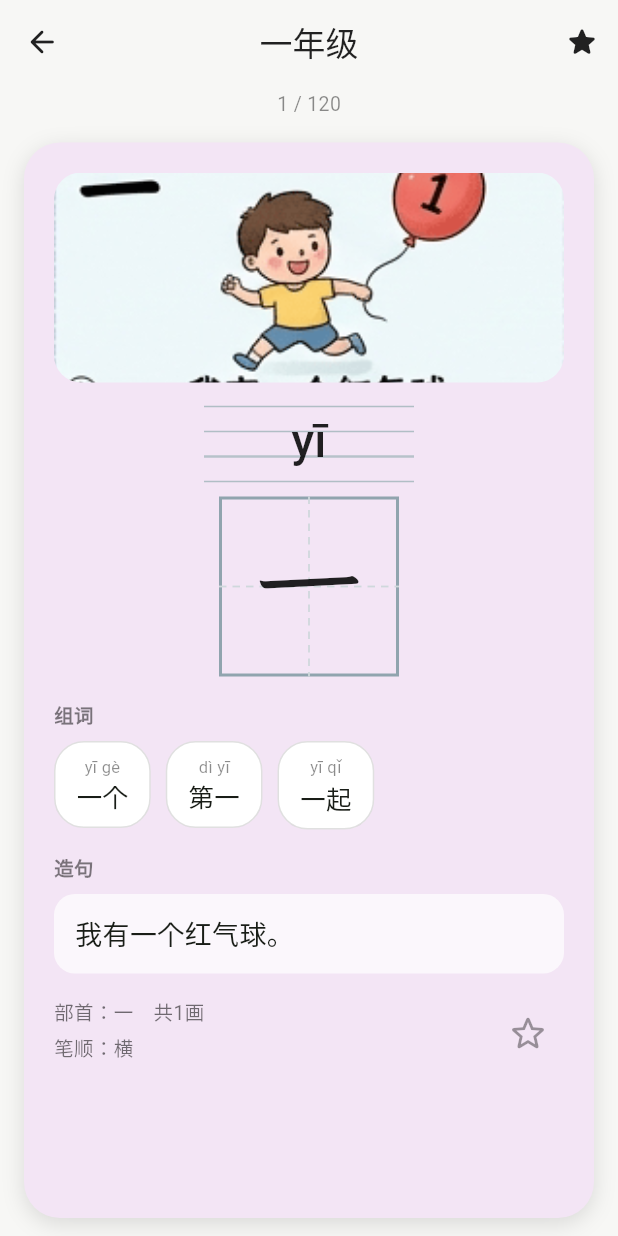
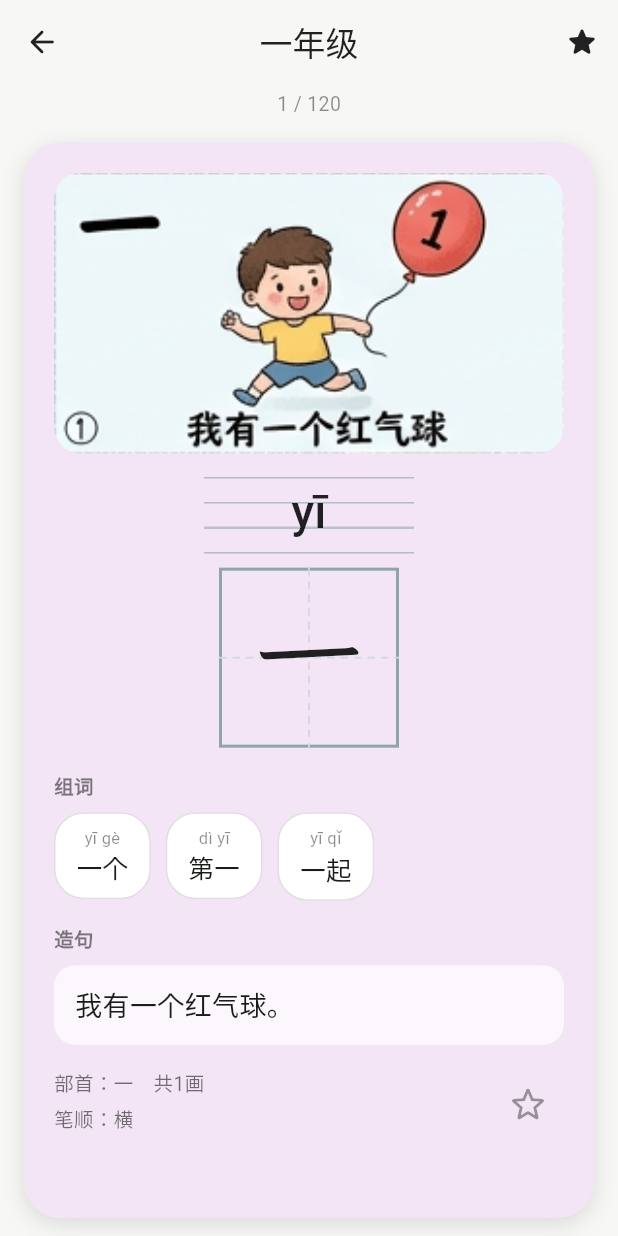
Before and after one commit to manyi100/StudyChineseWord, a Flutter app: the screen it shows after launch, after a tap on an icon or button, on a phone screen of 412 x 824 dp. Run offline on Flutter 3.47's test engine with Material 3 defaults, Android fonts, the phone set to English and light mode, and no system bars; our stand-ins replace flutter_tts, shared_preferences.

Commit message:
Match image frame to each illustration's real aspect ratio

```diff
--- a/lib/widgets/character_card.dart
+++ b/lib/widgets/character_card.dart
@@ -68,37 +68,24 @@ class CharacterCard extends StatelessWidget {
                 ),
               ),
 
-            // 配图区：有配图就铺满整个圆角框，没有(imageAsset为空)才显示占位图标。
-            // 注意不要在外层 Container 上加 alignment：一旦给了对齐方式，子组件会按
-            // 图片自身的尺寸居中，左右两侧就会露出底色，看起来像一条白边。
+            // 配图区：按每张图自己的真实宽高比显示，铺满圆角框，不裁切也不留白。
+            // 实测这批插图比例在 1.81~2.0 之间浮动，写死 1.81 会让大部分图上下被
+            // 裁掉一点，所以这里先按 1.81 占位，取到真实尺寸后自动校正。
+            // 注意不要在外层加 alignment：一旦给了对齐方式，子组件会按图片自身
+            // 尺寸居中，左右两侧就会露出底色，看起来像一条白边。
             ClipRRect(
               borderRadius: BorderRadius.circular(18),
-              child: SizedBox(
-                height: 140,
-                width: double.infinity,
-                child: hanzi.imageAsset != null
-                    ? Image.asset(
-                        hanzi.imageAsset!,
-                        fit: BoxFit.cover,
-                        width: double.infinity,
-                        height: double.infinity,
-                        errorBuilder: (context, error, stack) => Container(
-                          color: Colors.white.withOpacity(0.6),
-                          alignment: Alignment.center,
-                          child: const Icon(
-                            Icons.image_outlined,
-                            size: 52,
-                            color: Colors.black26,
-                          ),
-                        ),
-                      )
-                    : Container(
-                        color: Colors.white.withOpacity(0.6),
-                        alignment: Alignment.center,
+              child: hanzi.imageAsset != null
+                  ? _HanziImage(asset: hanzi.imageAsset!)
+                  : Container(
+                      color: Colors.white.withOpacity(0.6),
+                      alignment: Alignment.center,
+                      child: AspectRatio(
+                        aspectRatio: 1.81,
                         child: const Icon(Icons.image_outlined,
                             size: 52, color: Colors.black26),
                       ),
-              ),
+                    ),
             ),
             const SizedBox(height: 16),
 
@@ -238,3 +225,84 @@ class _WordChip extends StatelessWidget {
     );
   }
 }
+
+/// 按图片真实宽高比撑满父容器的配图组件。
+///
+/// 这批插图的比例并不统一（1.81~2.0），如果统一写死一个比例，用 BoxFit.cover
+/// 会把偏宽或偏高的图裁掉一点，用 BoxFit.contain 又会留出底色边。这里在加载时
+/// 读取图片真实尺寸，再设置 AspectRatio，保证既不裁切也不留白。
+class _HanziImage extends StatefulWidget {
+  final String asset;
+
+  const _HanziImage({required this.asset});
+
+  @override
+  State<_HanziImage> createState() => _HanziImageState();
+}
+
+class _HanziImageState extends State<_HanziImage> {
+  // 取到真实尺寸前先按常见比例占位，避免首帧高度为 0
+  double _aspectRatio = 1.81;
+  bool _resolved = false;
+
+  @override
+  void didChangeDependencies() {
+    super.didChangeDependencies();
+    _resolveAspectRatio();
+  }
+
+  @override
+  void didUpdateWidget(covariant _HanziImage oldWidget) {
+    super.didUpdateWidget(oldWidget);
+    if (oldWidget.asset != widget.asset) {
+      _resolved = false;
+      _aspectRatio = 1.81;
+      _resolveAspectRatio();
+    }
+  }
+
+  void _resolveAspectRatio() {
+    if (_resolved) return;
+
+    final stream = AssetImage(widget.asset)
+        .resolve(createLocalImageConfiguration(context));
+    late final ImageStreamListener listener;
+    listener = ImageStreamListener(
+      (info, _) {
+        final ratio = info.image.width / info.image.height;
+        _resolved = true;
+        stream.removeListener(listener);
+        if (!mounted) return;
+        WidgetsBinding.instance.addPostFrameCallback((_) {
+          if (mounted && (_aspectRatio - ratio).abs() > 0.001) {
+            setState(() => _aspectRatio = ratio);
+          }
+        });
+      },
+      onError: (error, stack) {
+        _resolved = true;
+        stream.removeListener(listener);
+      },
+    );
+    stream.addListener(listener);
+  }
+
+  @override
+  Widget build(BuildContext context) {
+    return AspectRatio(
+      aspectRatio: _aspectRatio,
+      child: Image.asset(
+        widget.asset,
+        fit: BoxFit.cover,
+        width: double.infinity,
+        height: double.infinity,
+        errorBuilder: (context, error, stack) => Container(
+          color: Colors.white.withOpacity(0.6),
+          alignment: Alignment.center,
+          child: const Icon(Icons.image_outlined,
+              size: 52, color: Colors.black26),
+        ),
+      ),
+    );
+  }
+}
```
